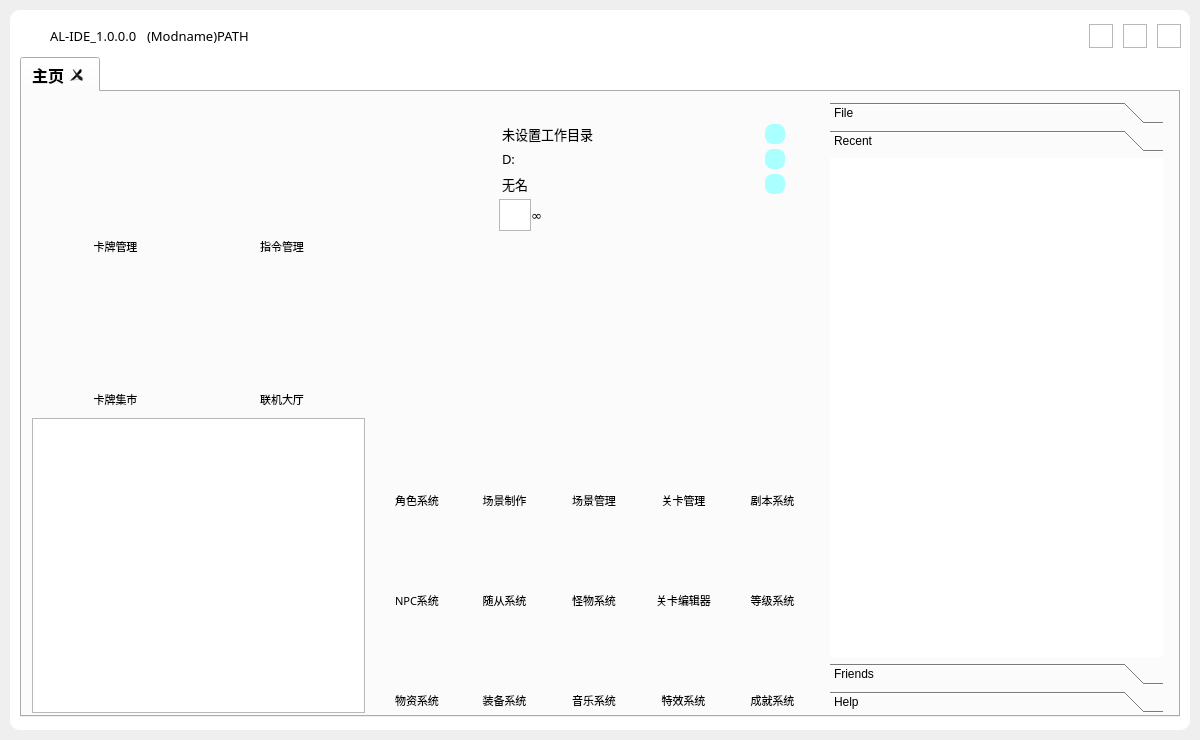
Qt form visualizationSrc/qtUI/mainInterFace.ui (NWYLZW/A-Language-IDE) before a commit.
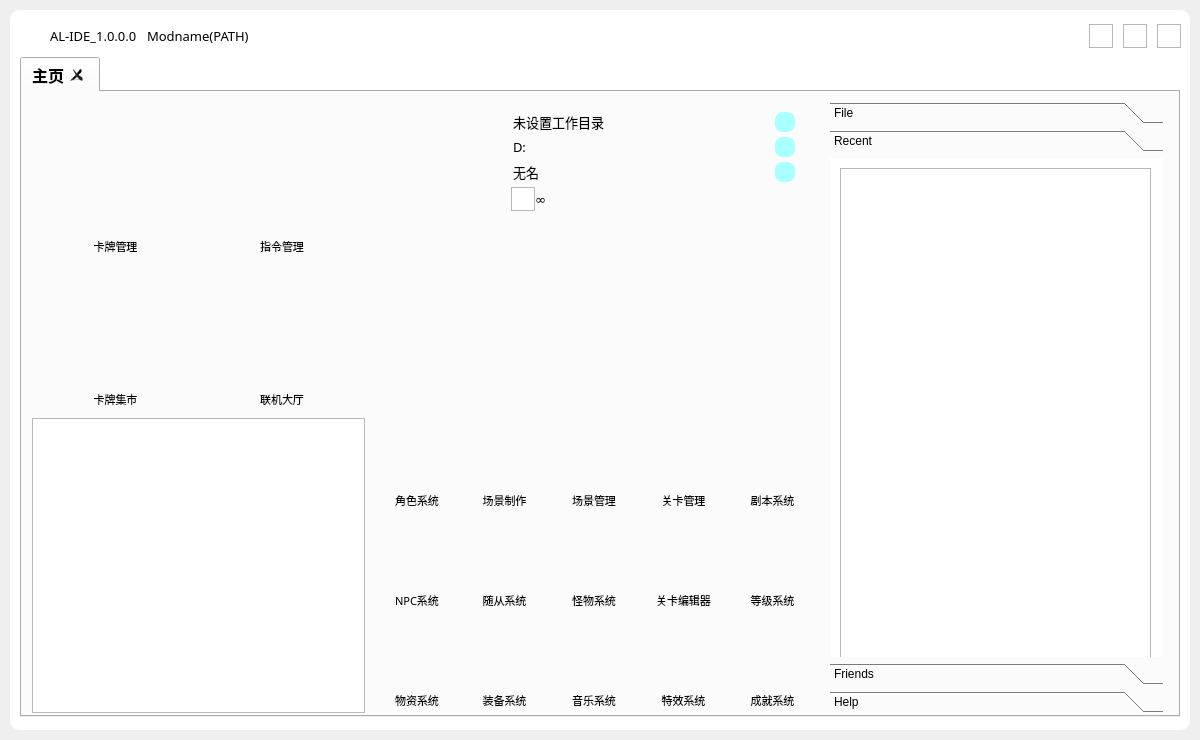
The same form after that commit. The open tabs and pages were chosen to show the change. Icons and pictures are not drawn.

What changed in the file:
```diff
--- a/visualizationSrc/qtUI/mainInterFace.ui
+++ b/visualizationSrc/qtUI/mainInterFace.ui
@@ -151,7 +151,7 @@
             </font>
            </property>
            <property name="text">
-            <string>(Modname)PATH</string>
+            <string>Modname(PATH)</string>
            </property>
           </widget>
          </item>
@@ -1396,21 +1396,24 @@
               </rect>
              </property>
              <layout class="QGridLayout" name="gridLayout_3" rowstretch="0,0,0" columnstretch="0,0,0,0">
-              <property name="spacing">
+              <property name="horizontalSpacing">
+               <number>20</number>
+              </property>
+              <property name="verticalSpacing">
                <number>10</number>
               </property>
               <item row="2" column="2">
                <widget class="QPushButton" name="plugin">
                 <property name="minimumSize">
                  <size>
-                  <width>64</width>
-                  <height>64</height>
+                  <width>80</width>
+                  <height>80</height>
                  </size>
                 </property>
                 <property name="maximumSize">
                  <size>
-                  <width>64</width>
-                  <height>64</height>
+                  <width>80</width>
+                  <height>80</height>
                  </size>
                 </property>
                 <property name="cursor">
@@ -1425,14 +1428,14 @@
                <widget class="QPushButton" name="about">
                 <property name="minimumSize">
                  <size>
-                  <width>64</width>
-                  <height>64</height>
+                  <width>80</width>
+                  <height>80</height>
                  </size>
                 </property>
                 <property name="maximumSize">
                  <size>
-                  <width>64</width>
-                  <height>64</height>
+                  <width>80</width>
+                  <height>80</height>
                  </size>
                 </property>
                 <property name="cursor">
@@ -1673,8 +1676,8 @@
                    <widget class="QGraphicsView" name="graphicsView_3">
                     <property name="maximumSize">
                      <size>
-                      <width>32</width>
-                      <height>32</height>
+                      <width>24</width>
+                      <height>24</height>
                      </size>
                     </property>
                     <property name="styleSheet">
@@ -1725,14 +1728,14 @@
                <widget class="QPushButton" name="userData">
                 <property name="minimumSize">
                  <size>
-                  <width>64</width>
-                  <height>64</height>
+                  <width>80</width>
+                  <height>80</height>
                  </size>
                 </property>
                 <property name="maximumSize">
                  <size>
-                  <width>64</width>
-                  <height>64</height>
+                  <width>80</width>
+                  <height>80</height>
                  </size>
                 </property>
                 <property name="cursor">
@@ -1750,14 +1753,14 @@
                <widget class="QPushButton" name="userLogin">
                 <property name="minimumSize">
                  <size>
-                  <width>64</width>
-                  <height>64</height>
+                  <width>80</width>
+                  <height>80</height>
                  </size>
                 </property>
                 <property name="maximumSize">
                  <size>
-                  <width>64</width>
-                  <height>64</height>
+                  <width>80</width>
+                  <height>80</height>
                  </size>
                 </property>
                 <property name="cursor">
@@ -1775,14 +1778,14 @@
                <widget class="QPushButton" name="userLogout">
                 <property name="minimumSize">
                  <size>
-                  <width>64</width>
-                  <height>64</height>
+                  <width>80</width>
+                  <height>80</height>
                  </size>
                 </property>
                 <property name="maximumSize">
                  <size>
-                  <width>64</width>
-                  <height>64</height>
+                  <width>80</width>
+                  <height>80</height>
                  </size>
                 </property>
                 <property name="cursor">
@@ -1800,14 +1803,14 @@
                <widget class="QPushButton" name="userSetting">
                 <property name="minimumSize">
                  <size>
-                  <width>64</width>
-                  <height>64</height>
+                  <width>80</width>
+                  <height>80</height>
                  </size>
                 </property>
                 <property name="maximumSize">
                  <size>
-                  <width>64</width>
-                  <height>64</height>
+                  <width>80</width>
+                  <height>80</height>
                  </size>
                 </property>
                 <property name="cursor">
@@ -2030,6 +2033,16 @@
                <attribute name="label">
                 <string>Recent</string>
                </attribute>
+               <widget class="QListWidget" name="recentProjectList">
+                <property name="geometry">
+                 <rect>
+                  <x>10</x>
+                  <y>10</y>
+                  <width>311</width>
+                  <height>491</height>
+                 </rect>
+                </property>
+               </widget>
               </widget>
               <widget class="QWidget" name="Friends">
                <attribute name="label">
```
Left out of the diff: 5 changed lines with no effect on the pictures.
